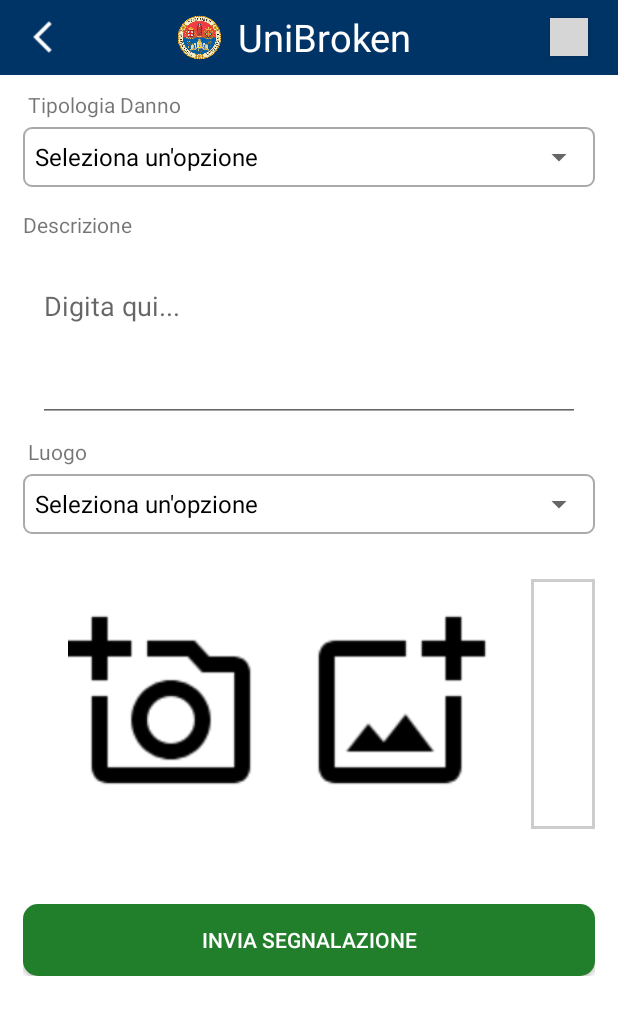
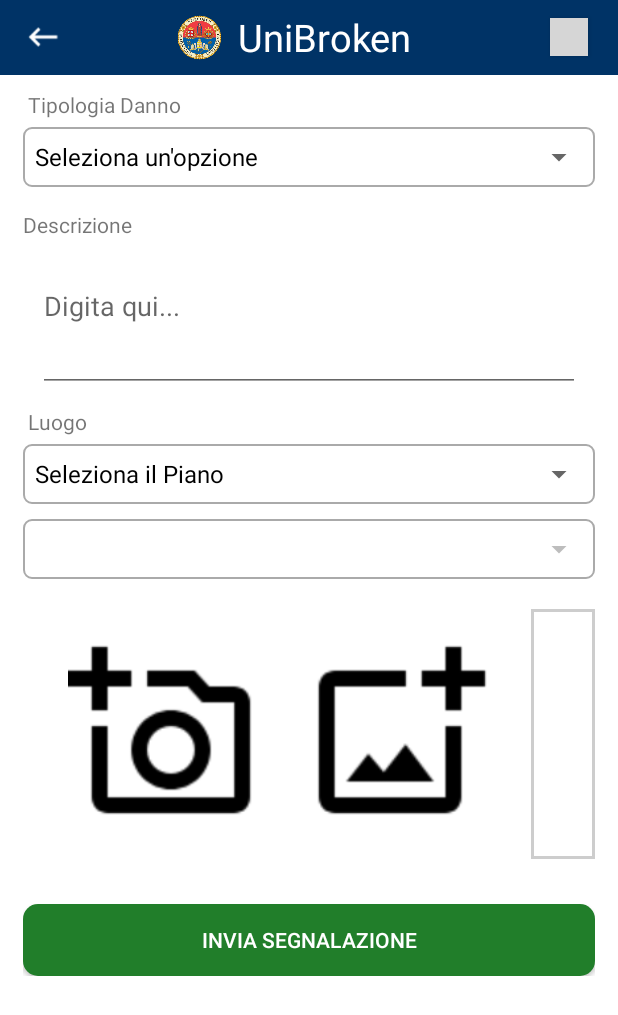
Before and after one commit to atzoriandrea/UniBroken, an Android app: the SendSegn screen opened directly, with no data from a screen before it, on a phone screen of 412 x 824 dp. Shown: the top 1015 px of the screen. Run offline under Robolectric (Android 15) with nearby library versions, the light colour scheme and no system bars; our stand-ins replace CircleImageView; grey boxes are pictures that could not be loaded.

Commit message:
18/02/2019 -v1.0(Andrea)

```diff
--- a/app/src/main/java/com/example/mirko/unibroken/InterventiFactory.java
+++ b/app/src/main/java/com/example/mirko/unibroken/InterventiFactory.java
@@ -31,7 +31,7 @@ public class InterventiFactory {
         i8.setId(8);
         i9.setId(9);
 
-        i1.setImporto(5000.00);
+        i1.setImporto(800.00);
         i2.setImporto(1000.00);
         i3.setImporto(40000.00);
         i4.setImporto(450.00);
--- a/app/src/main/java/com/example/mirko/unibroken/Raga_Budget.java
+++ b/app/src/main/java/com/example/mirko/unibroken/Raga_Budget.java
@@ -110,7 +110,7 @@ public class Raga_Budget extends AppCompatActivity {
                         public void onClick(View v) {
                             consigliati.setText(BulletListBuilder.getBulletList( "", SegnFactory.eseguiConsigliati() ));
                             riparazione.setText(BulletListBuilder.getBulletList( "", SegnFactory.getListaTItoli() ));
-                            budgetValore.setText("€ "+String.valueOf(InterventiFactory.getBudget()));
+                            budgetValore.setText("€ "+String.valueOf(InterventiFactory.getBudget())+"0");
                             dialog.hide();
                               }
                 });
--- a/app/src/main/java/com/example/mirko/unibroken/SendSegn.java
+++ b/app/src/main/java/com/example/mirko/unibroken/SendSegn.java
@@ -18,7 +18,10 @@ import android.provider.MediaStore;
 import android.support.v7.app.AlertDialog;
 import android.support.v7.app.AppCompatActivity;
 import android.os.Bundle;
+import android.text.Html;
+import android.text.Spanned;
 import android.view.View;
+import android.widget.AdapterView;
 import android.widget.ArrayAdapter;
 import android.widget.Button;
 import android.widget.EditText;
@@ -52,12 +55,15 @@ public class SendSegn extends AppCompatActivity {
     Persona p;
     ArrayList<Bitmap> tmp = new ArrayList<>();
     float scale;
-    static Spinner dropdown;
-    static Spinner luogo;
+    Spinner dropdown;
+    Spinner luogo;
+    Spinner floor;
+    ArrayAdapter<String> adapter2;
     @Override
     protected void onCreate(Bundle savedInstanceState) {
         super.onCreate(savedInstanceState);
         setContentView(R.layout.activity_send_segn);
+
         scale = getResources().getDisplayMetrics().density;
         save = (Button)findViewById(R.id.save);
         capturedImageButton= (Button)findViewById(R.id.addphoto);
@@ -74,6 +80,8 @@ public class SendSegn extends AppCompatActivity {
         p = (Persona)obj;
         // Create an ArrayAdapter using the string array and a default spinner layout
         dropdown = findViewById(R.id.tipologia);
+        floor = findViewById(R.id.piano);
+        String[] floors = new String[]{"Seleziona il Piano","Piano Terra", "Primo Piano","Secondo Piano"};
         String[] items = new String[]{"Seleziona un'opzione","Danno Intonaco",
                 "Danno Finestre",
                 "Cedimento Soffitto",
@@ -84,16 +92,50 @@ public class SendSegn extends AppCompatActivity {
                 "Danno Condizionatore(i)",
                 "Danno Arredi Aule"};
 
-        String[] luoghi = new String[] {"Seleziona un'opzione","Laboratorio T","Laboratorio M", "Aula Costa", "Aula M.Matematica", "Aula M.Fisica", "Aula Studio", "Laboratorio GARR", "Aula A", "Aula B", "Aula C", "Bagni P.Terra",
-        "Bagni 1° Piano", "Bagni 2° Piano", "Bagni seminterrato"};
+        final String[] pianoT = new String[]{"Seleziona un'opzione","Laboratorio T","Laboratorio M","Aula M.Fisica", "Aula Studio", "Laboratorio GARR","Bagni P.Terra","Bagni seminterrato","Atrio"};
+        final String[] piano1 = new String[]{"Seleziona un'opzione","Aula M.Matematica","Aula A","Bagni 1° Piano","Andito docenti","Scale","Atrio","Ufficio dirigenza"};
+        final String[] piano2 = new String[]{"Seleziona un'opzione","Aula B", "Aula C","Bagni 2° Piano","Atrio","Ufficio Segreteria"};
+
         ArrayAdapter<String> adapter = new ArrayAdapter<>(this, android.R.layout.simple_spinner_dropdown_item, items);
-        ArrayAdapter<String> adapter2 = new ArrayAdapter<>(this, android.R.layout.simple_spinner_dropdown_item, luoghi);
+        ArrayAdapter<String> adapter3 = new ArrayAdapter<>(this, android.R.layout.simple_spinner_dropdown_item, floors);
 
         dropdown.setAdapter(adapter);
-        luogo.setAdapter(adapter2);
+        floor.setAdapter(adapter3);
+        luogo.setEnabled(false);
 
+        floor.setOnItemSelectedListener(new AdapterView.OnItemSelectedListener() {
+            public void onItemSelected(AdapterView<?> parent, View view, int pos,long id) {
+                //prevent onCreate event fire and the loop
 
+                switch (floor.getSelectedItem().toString()){
+                    case("Piano Terra"):{
+                        adapter2 = new ArrayAdapter<String>(SendSegn.this, android.R.layout.simple_spinner_dropdown_item, pianoT);
+                        luogo.setAdapter(adapter2);
+                        luogo.setEnabled(true);
+                        break;
+                    }
+                    case("Primo Piano"):{
+                        adapter2 = new ArrayAdapter<String>(SendSegn.this, android.R.layout.simple_spinner_dropdown_item, piano1);
+                        luogo.setAdapter(adapter2);
+                        luogo.setEnabled(true);
+                        break;
+                    }
+                    case("Secondo Piano"):{
+                        adapter2 = new ArrayAdapter<String>(SendSegn.this, android.R.layout.simple_spinner_dropdown_item, piano2);
+                        luogo.setAdapter(adapter2);
+                        luogo.setEnabled(true);
+                        break;
+                    }
+                    default:{
+                        luogo.setEnabled(false);
+                        break;
+                    }
+                }
+            }
 
+            @Override
+            public void onNothingSelected(AdapterView<?> arg0) {}
+        });
         capturedImageButton.setOnClickListener( new View.OnClickListener() {
             @Override
             public void onClick(View v) {
@@ -293,25 +335,28 @@ public class SendSegn extends AppCompatActivity {
         int errori = 0;
         boolean dd = false;
         boolean l = false;
+        boolean edit = false;
+        String messaggio = "";
         if(t.getText() == null || t.getText().length() == 0) {
             t.setError("Inserire un commento");
+            edit = true;
+            messaggio = messaggio+"&#8226 Non hai inserito il commento;<br>";
             errori ++;
         }
         if(dropdown.getSelectedItem().toString().equals("Seleziona un'opzione")) {
             dd = true;
+            messaggio = messaggio+"&#8226 Non hai inserito la tipologia del danno;<br>";
             errori++;
         }
-        if(luogo.getSelectedItem().toString().equals("Seleziona un'opzione")) {
+        if(floor.getSelectedItem().toString().equals("Seleziona il Piano") || luogo.getSelectedItem().toString().equals("Seleziona un'opzione")) {
             l = true;
+            messaggio = messaggio+"&#8226 Non hai inserito il luogo;";
             errori++;
         }
-        if (l || dd) {
-            if (l && dd)
-                Toast.makeText(SendSegn.this, "Non hai inserito la tipologia e il luogo",Toast.LENGTH_LONG).show();
-            if (l && !dd)
-                Toast.makeText(SendSegn.this, "Non hai inserito il luogo",Toast.LENGTH_LONG).show();
-            if(!l && dd)
-                Toast.makeText(SendSegn.this, "Non hai inserito la tipologia",Toast.LENGTH_LONG).show();
+        if (l || dd || edit)  {
+            Spanned formatted = Html.fromHtml(messaggio);
+
+            Toast.makeText(SendSegn.this, formatted.toString(),Toast.LENGTH_LONG).show();
         }
         return errori==0;
     }
--- a/app/src/main/res/layout/activity_lista_segn.xml
+++ b/app/src/main/res/layout/activity_lista_segn.xml
@@ -3,7 +3,8 @@
     xmlns:app="http://schemas.android.com/apk/res-auto"
     xmlns:tools="http://schemas.android.com/tools"
     android:layout_width="match_parent"
-    android:layout_height="wrap_content"
+    android:layout_height="match_parent"
+    android:background="#FFFFFF"
     tools:context=".ListaSegn">
 
     <LinearLayout
--- a/app/src/main/res/layout/activity_lista_segn_element.xml
+++ b/app/src/main/res/layout/activity_lista_segn_element.xml
@@ -3,7 +3,9 @@
     xmlns:android="http://schemas.android.com/apk/res/android"
     xmlns:tools="http://schemas.android.com/tools"
     android:layout_width="match_parent"
-    android:layout_height="match_parent">
+    android:layout_height="match_parent"
+    android:background="#FFFFFF"
+    >
 
     <RelativeLayout xmlns:android="http://schemas.android.com/apk/res/android"
         android:layout_width="match_parent"
--- a/app/src/main/res/layout/activity_my_segn.xml
+++ b/app/src/main/res/layout/activity_my_segn.xml
@@ -4,6 +4,8 @@
     xmlns:tools="http://schemas.android.com/tools"
     android:layout_width="match_parent"
     android:layout_height="match_parent"
+    android:background="#FFFFFF"
+
     tools:context=".MySegn">
     <LinearLayout
         android:layout_width="match_parent"
--- a/app/src/main/res/layout/activity_my_segn_detail.xml
+++ b/app/src/main/res/layout/activity_my_segn_detail.xml
@@ -4,6 +4,8 @@
     xmlns:tools="http://schemas.android.com/tools"
     android:layout_width="match_parent"
     android:layout_height="match_parent"
+    android:background="#FFFFFF"
+
     tools:context=".MySegnDetail">
     <LinearLayout
         android:layout_width="match_parent"
--- a/app/src/main/res/layout/activity_raga__budget.xml
+++ b/app/src/main/res/layout/activity_raga__budget.xml
@@ -4,6 +4,8 @@
     xmlns:tools="http://schemas.android.com/tools"
     android:layout_width="match_parent"
     android:layout_height="match_parent"
+    android:background="#FFFFFF"
+
     tools:context=".Raga_Budget">
         <LinearLayout
             android:layout_width="match_parent"
--- a/app/src/main/res/layout/activity_send_segn.xml
+++ b/app/src/main/res/layout/activity_send_segn.xml
@@ -107,7 +107,7 @@
                 android:id="@+id/mydescription"
                 android:layout_width="match_parent"
                 android:hint="Digita qui..."
-                android:layout_height="100dp" />
+                android:layout_height="80dp" />
         </RelativeLayout>
 
 
@@ -123,6 +123,18 @@
                 android:layout_marginTop="5dp"
                 android:background="@drawable/spinner">
                 <Spinner
+                    android:id="@+id/piano"
+                    android:layout_width="match_parent"
+                    android:layout_height="40dp"
+                    style="@drawable/spinner"
+                    android:spinnerMode="dropdown"/>
+            </RelativeLayout>
+            <RelativeLayout
+                android:layout_width="match_parent"
+                android:layout_height="wrap_content"
+                android:layout_marginTop="10dp"
+                android:background="@drawable/spinner">
+                <Spinner
                     android:id="@+id/luogo"
                     android:layout_width="match_parent"
                     android:layout_height="40dp"
@@ -132,7 +144,7 @@
         <RelativeLayout
             android:layout_width="match_parent"
             android:layout_height="wrap_content"
-            android:layout_marginTop="30dp">
+            android:layout_marginTop="20dp">
 
             <Button
                 android:id="@+id/addphoto"
@@ -176,7 +188,7 @@
             </RelativeLayout>
             <Space
                 android:layout_width="match_parent"
-                android:layout_height="50dp" />
+                android:layout_height="30dp" />
         <Button
             android:layout_width="match_parent"
             android:layout_height="wrap_content"
--- a/app/src/main/res/layout/activity_showsegn.xml
+++ b/app/src/main/res/layout/activity_showsegn.xml
@@ -4,6 +4,8 @@
     xmlns:tools="http://schemas.android.com/tools"
     android:layout_width="match_parent"
     android:layout_height="match_parent"
+    android:background="#FFFFFF"
+
     tools:context=".Showsegn">
     <LinearLayout
         android:layout_width="match_parent"
```
Also changed, not shown: app/src/main/java/com/example/mirko/unibroken/ListaSegn.java (+14 -3 lines), app/src/main/java/com/example/mirko/unibroken/ListaSegnRaga.java (+46 -1 lines), app/src/main/res/layout/activity_lista_segn_raga.xml (+18 -2 lines), app/src/main/res/layout/activity_showsegn_raga.xml (+7 -0 lines), app/src/main/res/drawable/outline_arrow_back_ios_white_18dp.png.
